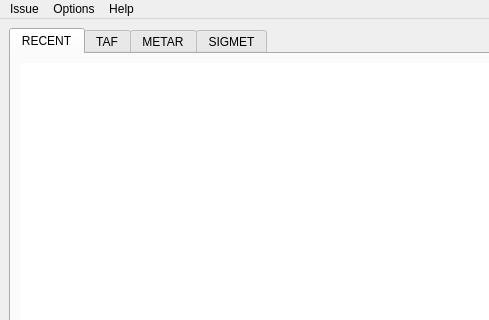
This is tafor/components/ui/main.ui in up1and/tafor as Qt 5 draws it before an edit; both pictures show x 0 to 489 and y 0 to 320 of the 870 by 650 pixel window. The edited form follows.
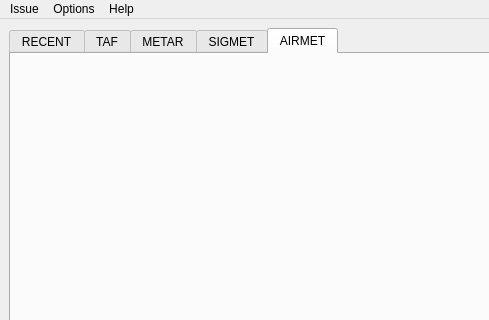
This is the edited form. The open tabs and pages were chosen to show the change.

Commit message: 首页数据展示新增 AIRMET 标签页

```diff
--- a/tafor/components/ui/main.ui
+++ b/tafor/components/ui/main.ui
@@ -127,6 +127,12 @@
        </attribute>
        <layout class="QVBoxLayout" name="sigmetLayout"/>
       </widget>
+      <widget class="QWidget" name="airmetTab">
+       <attribute name="title">
+        <string notr="true">AIRMET</string>
+       </attribute>
+       <layout class="QVBoxLayout" name="airmetLayout"/>
+      </widget>
      </widget>
     </item>
    </layout>
```
The commit also changes 3 other files.
